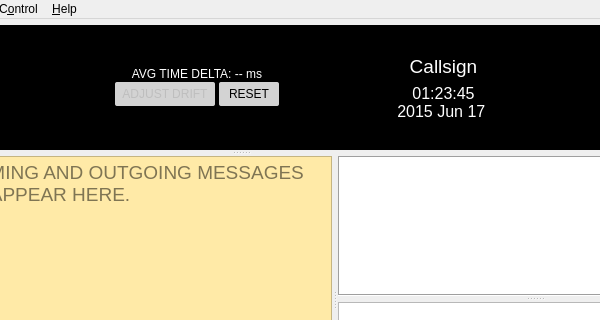
avantol/JS8Call-Subspace-Mode, file JS8_UI/mainwindow.ui: the form before one commit; both pictures show x 256 to 856 and y 0 to 320 of the 994 by 605 pixel window.
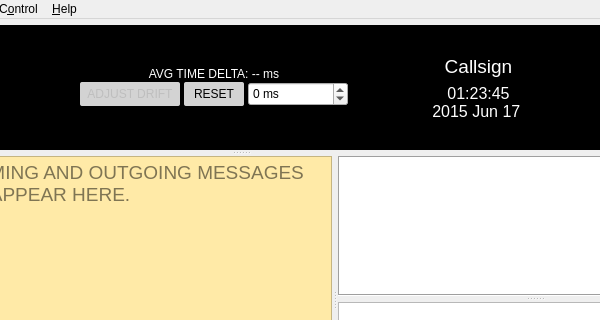
The form after the commit. Icons and pictures are not drawn. Custom widgets are drawn as their Qt base class.

The edit to the form file:
```diff
--- a/JS8_UI/mainwindow.ui
+++ b/JS8_UI/mainwindow.ui
@@ -505,6 +505,37 @@
                  </property>
                 </widget>
                </item>
+               <item>
+                <widget class="QSpinBox" name="spinDriftMs">
+                 <property name="minimumSize">
+                  <size>
+                   <width>100</width>
+                   <height>24</height>
+                  </size>
+                 </property>
+                 <property name="maximumSize">
+                  <size>
+                   <width>120</width>
+                   <height>24</height>
+                  </size>
+                 </property>
+                 <property name="minimum">
+                  <number>-5000</number>
+                 </property>
+                 <property name="maximum">
+                  <number>5000</number>
+                 </property>
+                 <property name="value">
+                  <number>0</number>
+                 </property>
+                 <property name="suffix">
+                  <string> ms</string>
+                 </property>
+                 <property name="toolTip">
+                  <string>Manual clock drift (ms). Positive = JS8Call clock later than system clock.</string>
+                 </property>
+                </widget>
+               </item>
               </layout>
              </item>
             </layout>
```
